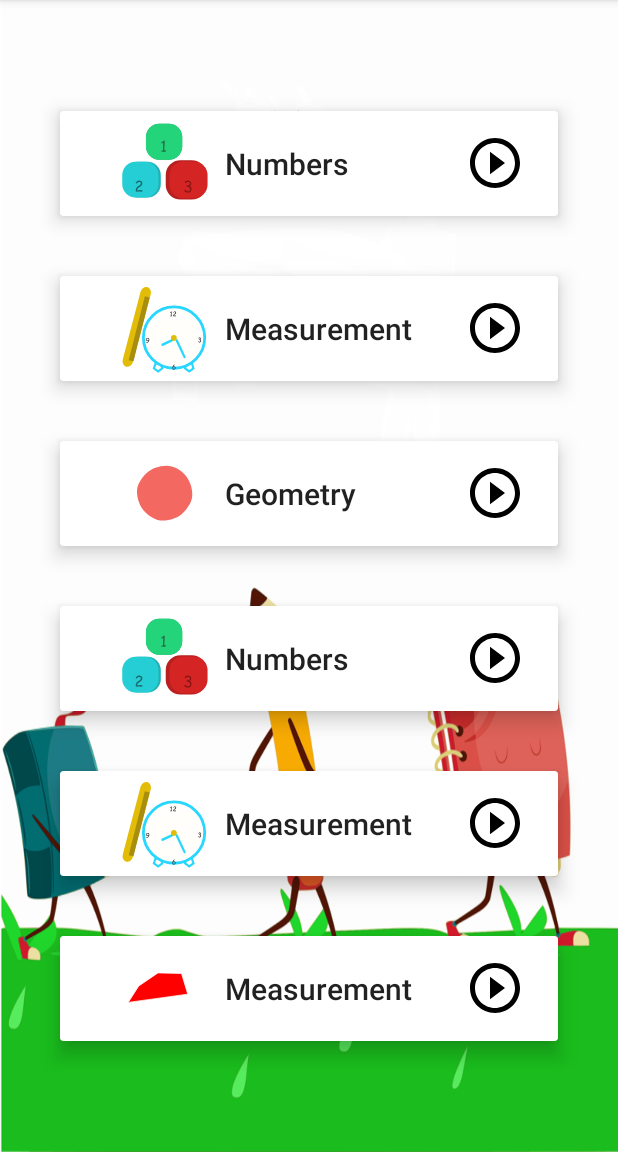
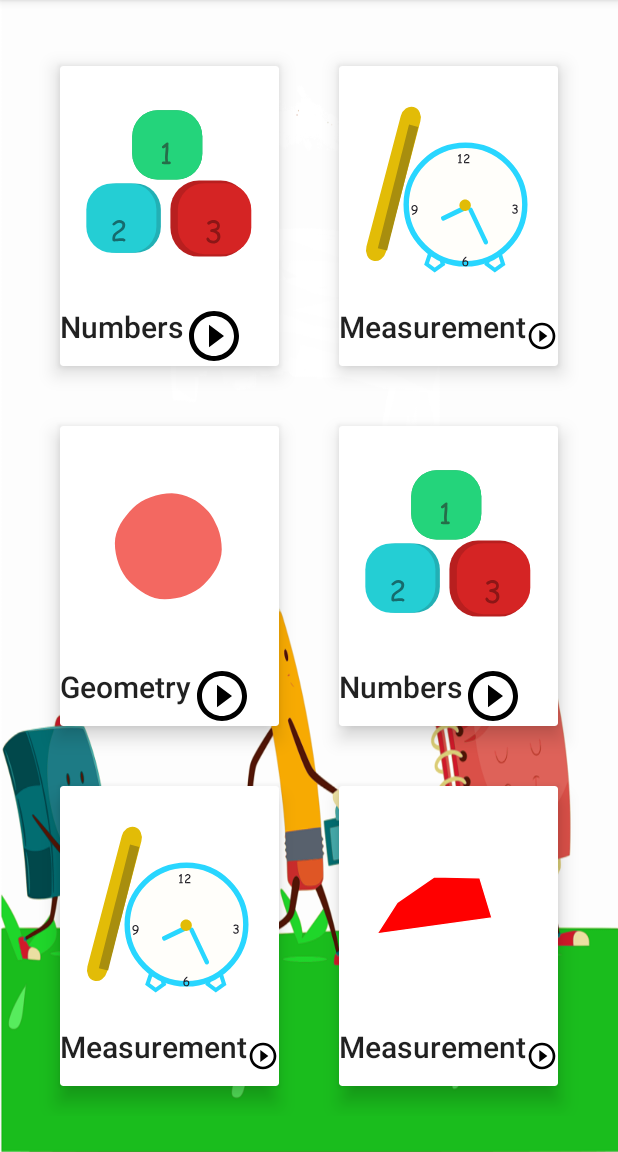
Before and after one commit to fifymawia/AndroidDBandApp, an Android app: the Strands screen opened directly, with no data from a screen before it, on a phone screen of 412 x 824 dp, the part 84-1236 px from its top. Run offline under Robolectric (Android 15) with nearby library versions, the phone set to English and light mode, and no system bars.

Commit message:
creating grid layout on strands

```diff
--- a/app/src/main/java/com/daenjel/ilearn/Strands.java
+++ b/app/src/main/java/com/daenjel/ilearn/Strands.java
@@ -1,6 +1,7 @@
 package com.daenjel.ilearn;
 
 import androidx.appcompat.app.AppCompatActivity;
+import androidx.recyclerview.widget.GridLayoutManager;
 import androidx.recyclerview.widget.LinearLayoutManager;
 import androidx.recyclerview.widget.RecyclerView;
 
@@ -31,7 +32,7 @@ public class Strands extends AppCompatActivity {
         StrandsAdapter adapter = new StrandsAdapter(this,itemList);
         strandsView.setHasFixedSize(true);
         strandsView.setAdapter(adapter);
-        strandsView.setLayoutManager(new LinearLayoutManager(this,RecyclerView.VERTICAL,false));
+        strandsView.setLayoutManager(new GridLayoutManager(this,2));
         strandsView.addOnItemTouchListener(new RecyclerTouchListener(this,strandsView,new ClickListener(){
 
             @Override
--- a/app/src/main/res/layout/view_strands.xml
+++ b/app/src/main/res/layout/view_strands.xml
@@ -7,38 +7,32 @@
     android:layout_margin="20dp"
     android:layout_height="wrap_content">
     <RelativeLayout
-        android:layout_width="370dp"
-        android:layout_height="70dp">
+        android:layout_width="match_parent"
+        android:layout_height="wrap_content">
         <com.airbnb.lottie.LottieAnimationView
             android:id="@+id/strandImg"
             app:lottie_autoPlay="true"
             app:lottie_loop="true"
             android:layout_marginLeft="30dp"
-            android:layout_centerVertical="true"
-            android:layout_width="80dp"
-            android:layout_height="60dp"
+            android:layout_centerHorizontal="true"
+            android:layout_width="180dp"
+            android:layout_height="160dp"
             android:layout_marginStart="30dp" />
         <TextView
             android:id="@+id/txtStrand"
             android:text="@string/numbers"
-            android:layout_toEndOf="@id/strandImg"
-            android:layout_centerVertical="true"
+            android:layout_below="@id/strandImg"
             android:textSize="20sp"
             android:textAppearance="@style/TextAppearance.AppCompat.Title"
             android:layout_width="wrap_content"
-            android:layout_height="wrap_content"
-            android:layout_gravity="center"
-            android:layout_toRightOf="@id/strandImg"
-            tools:ignore="RelativeOverlap" />
+            android:layout_height="wrap_content" />
         <ImageView
-            android:layout_alignParentRight="true"
-            android:layout_centerVertical="true"
+            android:layout_toEndOf="@id/txtStrand"
+            android:layout_below="@id/strandImg"
             android:src="@drawable/ic_play_circle_outline_black_24dp"
             android:layout_width="40dp"
             android:layout_height="40dp"
-            android:layout_alignParentEnd="true"
-            android:layout_marginRight="60dp"
-            android:layout_marginEnd="60dp" />
+            android:layout_toRightOf="@id/txtStrand" />
     </RelativeLayout>
 
 </androidx.cardview.widget.CardView>
```
Also changed, not shown: app/src/main/res/mipmap-hdpi/ic_launcher.png, app/src/main/res/mipmap-mdpi/ic_launcher.png, app/src/main/res/mipmap-xhdpi/ic_launcher.png, app/src/main/res/mipmap-xxhdpi/ic_launcher.png, app/src/main/res/mipmap-xxxhdpi/ic_launcher.png.
